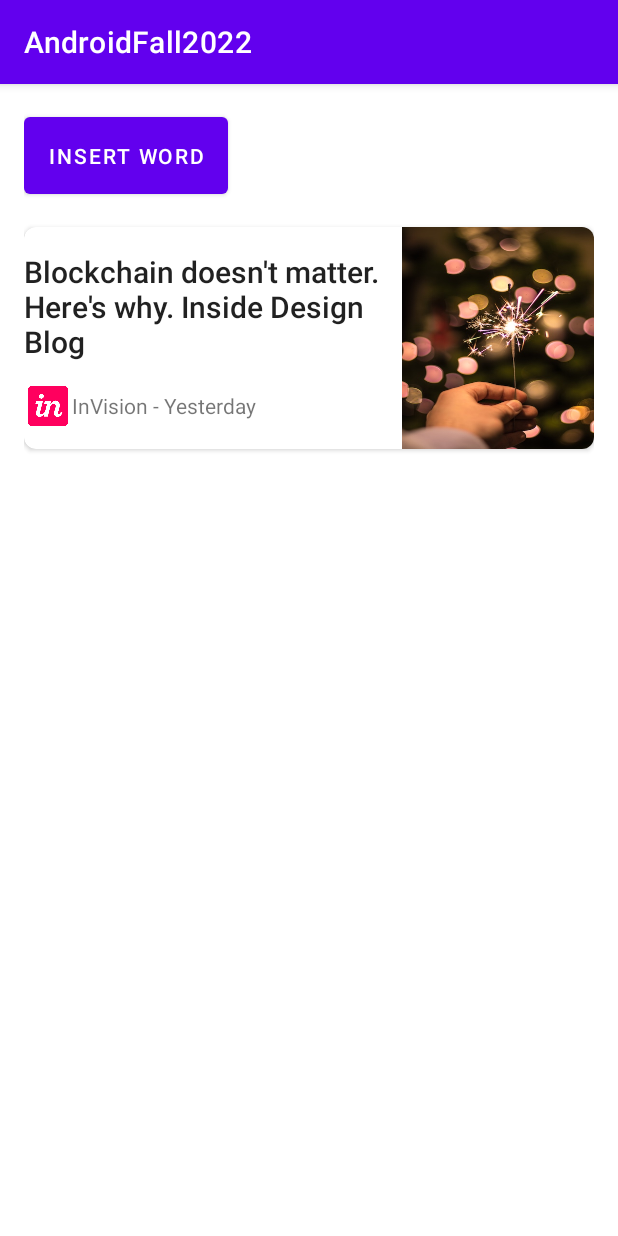
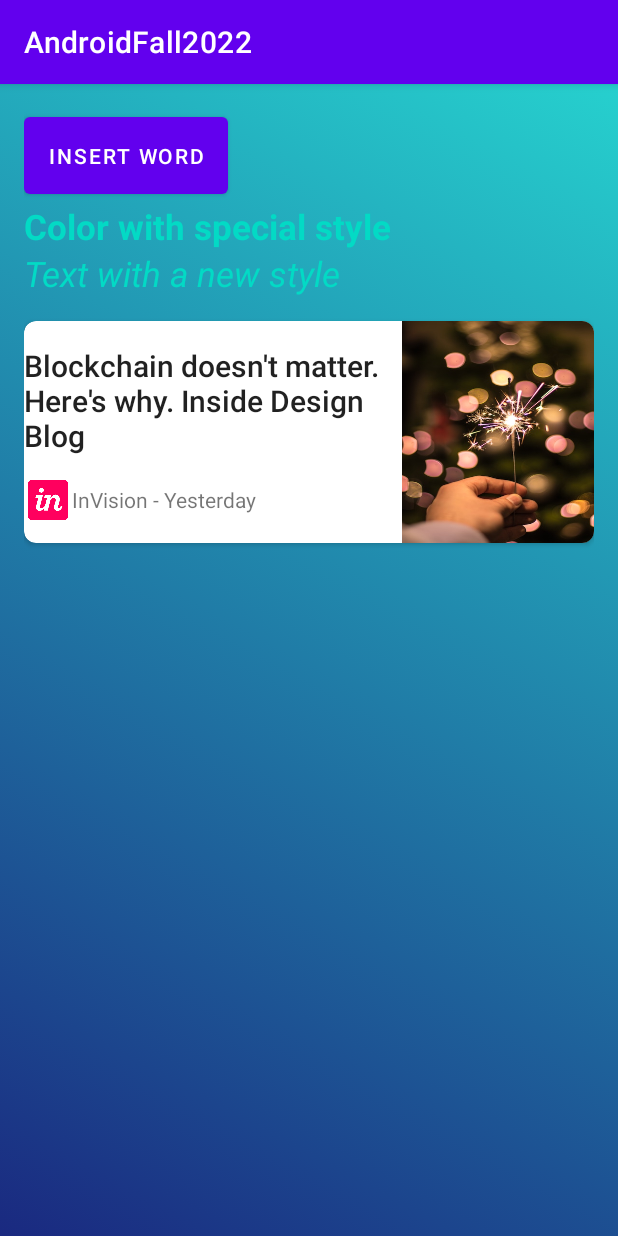
Before and after one commit to AlexandruPaul21/AndroidFall2022-Google, an Android app: the StorageActivity screen opened directly, with no data from a screen before it, on a phone screen of 412 x 824 dp. Run offline under Robolectric (Android 15) with nearby library versions, the phone set to English and light mode, and no system bars; our stand-ins replace Room's generated code.

Commit message:
Animations

```diff
--- a/app/src/main/java/com/alexsirbu/androidfall2022/navigation/ui/home/HomeFragment.java
+++ b/app/src/main/java/com/alexsirbu/androidfall2022/navigation/ui/home/HomeFragment.java
@@ -26,7 +26,7 @@ public class HomeFragment extends Fragment {
     private List<User> githubUsers;
 
     public View onCreateView(@NonNull LayoutInflater inflater,
-            ViewGroup container, Bundle savedInstanceState) {
+                             ViewGroup container, Bundle savedInstanceState) {
 
         getGithubUsers();
 
--- a/app/src/main/java/com/alexsirbu/androidfall2022/storage/StorageActivity.java
+++ b/app/src/main/java/com/alexsirbu/androidfall2022/storage/StorageActivity.java
@@ -1,8 +1,10 @@
 package com.alexsirbu.androidfall2022.storage;
 
+import android.graphics.drawable.AnimationDrawable;
 import android.os.Bundle;
 import android.util.Log;
 import android.widget.Button;
+import android.widget.LinearLayout;
 
 import androidx.appcompat.app.AppCompatActivity;
 import androidx.lifecycle.Observer;
@@ -20,6 +22,7 @@ public class StorageActivity extends AppCompatActivity {
     protected static final String SLIDES = "slides";
 
     private WordViewModel wordViewModel;
+    private LinearLayout layoutAnimation;
 
     private Button buttonInsertWord;
 
@@ -31,6 +34,7 @@ public class StorageActivity extends AppCompatActivity {
         useSharedPreferences();
 
         buttonInsertWord = findViewById(R.id.buttonInsertWord);
+        layoutAnimation = findViewById(R.id.layoutAnimations);
 
         wordViewModel = new ViewModelProvider(this).get(WordViewModel.class);
         wordViewModel.getWords().observe(this, new Observer<List<Word>>() {
@@ -41,6 +45,14 @@ public class StorageActivity extends AppCompatActivity {
         });
 
         insertNewWords();
+        setAnimation();
+    }
+
+    private void setAnimation() {
+        AnimationDrawable animationDrawable = (AnimationDrawable) layoutAnimation.getBackground();
+        animationDrawable.setEnterFadeDuration(2500);
+        animationDrawable.setExitFadeDuration(5000);
+        animationDrawable.start();
     }
 
     private void insertNewWords() {
--- /dev/null
+++ b/app/src/main/res/drawable/animation.xml
@@ -0,0 +1,18 @@
+<?xml version="1.0" encoding="utf-8"?>
+<animation-list xmlns:android="http://schemas.android.com/apk/res/android">
+    <item
+        android:drawable="@drawable/gradient_1"
+        android:duration="5000" />
+    <item
+        android:drawable="@drawable/gradient_2"
+        android:duration="5000" />
+    <item
+        android:drawable="@drawable/gradient_3"
+        android:duration="5000" />
+    <item
+        android:drawable="@drawable/gradient_4"
+        android:duration="5000" />
+    <item
+        android:drawable="@drawable/gradient_5"
+        android:duration="5000" />
+</animation-list>
--- /dev/null
+++ b/app/src/main/res/drawable/gradient_1.xml
@@ -0,0 +1,7 @@
+<?xml version="1.0" encoding="utf-8"?>
+<shape xmlns:android="http://schemas.android.com/apk/res/android">
+    <gradient
+        android:angle="225"
+        android:endColor="#1a2980"
+        android:startColor="#26d0ce" />
+</shape>
--- /dev/null
+++ b/app/src/main/res/drawable/gradient_2.xml
@@ -0,0 +1,7 @@
+<?xml version="1.0" encoding="utf-8"?>
+<shape xmlns:android="http://schemas.android.com/apk/res/android">
+    <gradient
+        android:angle="45"
+        android:endColor="#614385"
+        android:startColor="#516395" />
+</shape>
--- /dev/null
+++ b/app/src/main/res/drawable/gradient_3.xml
@@ -0,0 +1,7 @@
+<?xml version="1.0" encoding="utf-8"?>
+<shape xmlns:android="http://schemas.android.com/apk/res/android">
+    <gradient
+        android:angle="135"
+        android:endColor="#1d2b64"
+        android:startColor="#f8cdda" />
+</shape>
--- /dev/null
+++ b/app/src/main/res/drawable/gradient_4.xml
@@ -0,0 +1,7 @@
+<?xml version="1.0" encoding="utf-8"?>
+<shape xmlns:android="http://schemas.android.com/apk/res/android">
+    <gradient
+        android:angle="45"
+        android:endColor="#ff512f"
+        android:startColor="#dd2476" />
+</shape>
--- /dev/null
+++ b/app/src/main/res/drawable/gradient_5.xml
@@ -0,0 +1,7 @@
+<?xml version="1.0" encoding="utf-8"?>
+<shape xmlns:android="http://schemas.android.com/apk/res/android">
+    <gradient
+        android:angle="135"
+        android:endColor="#34e89e"
+        android:startColor="#0f3443" />
+</shape>
--- a/app/src/main/res/layout/activity_storage.xml
+++ b/app/src/main/res/layout/activity_storage.xml
@@ -2,21 +2,35 @@
 <LinearLayout xmlns:android="http://schemas.android.com/apk/res/android"
     xmlns:app="http://schemas.android.com/apk/res-auto"
     xmlns:tools="http://schemas.android.com/tools"
-    android:orientation="vertical"
+    android:id="@+id/layoutAnimations"
     android:layout_width="match_parent"
     android:layout_height="match_parent"
-    android:layout_margin="16dp"
+    android:background="@drawable/animation"
+    android:orientation="vertical"
+    android:padding="@dimen/activity_horizontal_margin"
     tools:context=".storage.StorageActivity">
 
     <Button
         android:id="@+id/buttonInsertWord"
         android:layout_width="wrap_content"
         android:layout_height="wrap_content"
+        android:padding="@dimen/activity_horizontal_margin"
         android:text="@string/insert_word"
         app:layout_constraintEnd_toEndOf="parent"
         app:layout_constraintStart_toStartOf="parent"
-        android:padding="@dimen/activity_horizontal_margin"
         app:layout_constraintTop_toTopOf="parent" />
+
+    <TextView
+        style="@style/LargeBlueText"
+        android:layout_width="wrap_content"
+        android:layout_height="wrap_content"
+        android:text="@string/color_with_special_style" />
+
+    <TextView
+        style="@style/LargeBlueTextItalic"
+        android:layout_width="wrap_content"
+        android:layout_height="wrap_content"
+        android:text="@string/text_with_a_new_style" />
 
     <androidx.cardview.widget.CardView
         android:layout_width="match_parent"
@@ -33,7 +47,7 @@
                 android:layout_width="0dp"
                 android:layout_height="wrap_content"
                 android:layout_marginTop="16dp"
-                android:text="Blockchain doesn't matter. Here's why. Inside Design Blog"
+                android:text="@string/blockchain_doesn_t_matter_here_s_why_inside_design_blog"
                 android:textAppearance="@style/TextAppearance.AppCompat.Title"
                 app:layout_constraintEnd_toStartOf="@+id/imageView"
                 app:layout_constraintStart_toStartOf="parent"
--- a/app/src/main/res/values/strings.xml
+++ b/app/src/main/res/values/strings.xml
@@ -45,4 +45,7 @@
     <string name="storage">Storage</string>
     <string name="insert_word">Insert word</string>
     <string name="invision_yesterday">InVision - Yesterday</string>
+    <string name="blockchain_doesn_t_matter_here_s_why_inside_design_blog">Blockchain doesn\'t matter. Here\'s why. Inside Design Blog</string>
+    <string name="color_with_special_style">Color with special style</string>
+    <string name="text_with_a_new_style">Text with a new style</string>
 </resources>
--- a/app/src/main/res/values/themes.xml
+++ b/app/src/main/res/values/themes.xml
@@ -20,4 +20,14 @@
     <style name="Theme.AndroidFall2022.AppBarOverlay"
         parent="ThemeOverlay.AppCompat.Dark.ActionBar" />
     <style name="Theme.AndroidFall2022.PopupOverlay" parent="ThemeOverlay.AppCompat.Light" />
+
+    <style name="LargeBlueText">
+        <item name="android:textColor">@color/teal_200</item>
+        <item name="android:textSize">23sp</item>
+        <item name="android:textStyle">bold</item>
+    </style>
+
+    <style name="LargeBlueTextItalic" parent="LargeBlueText">
+        <item name="android:textStyle">italic</item>
+    </style>
 </resources>
```
